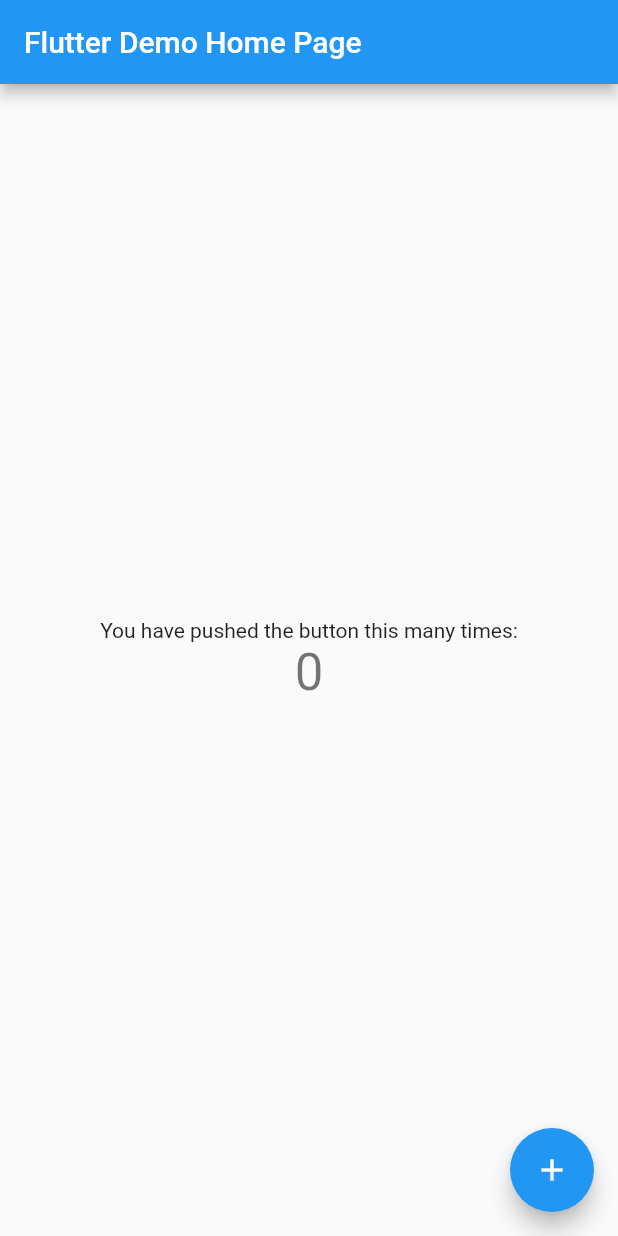
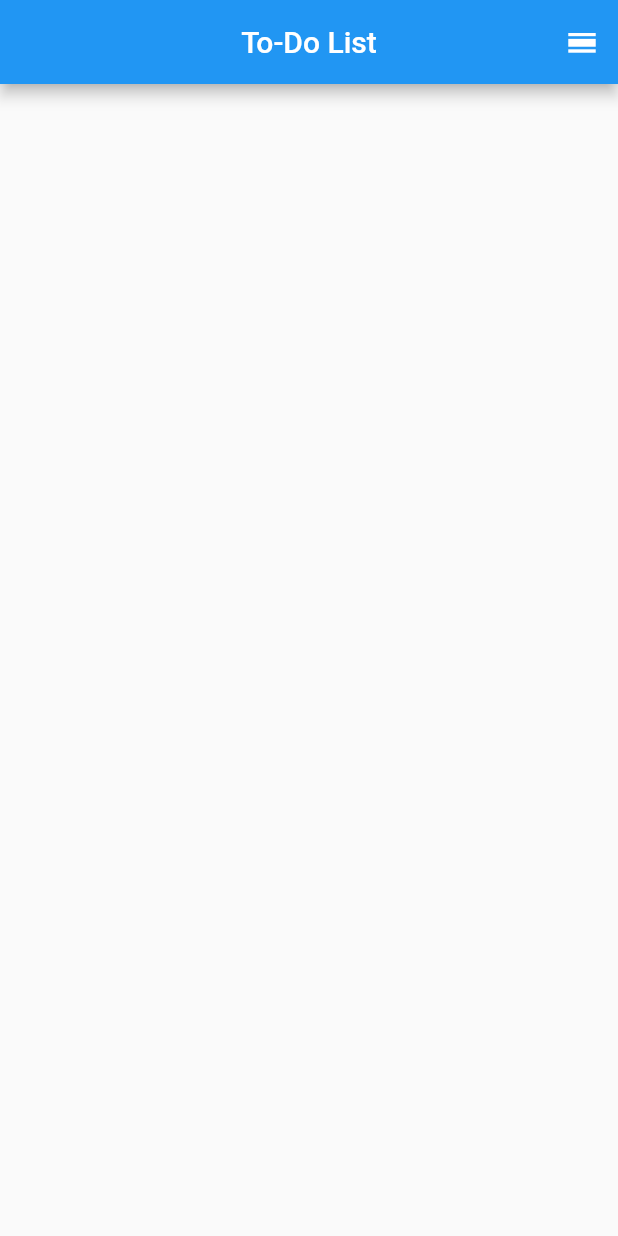
Before and after one commit to kingkardev01/mytodo_app, a Flutter app: the screen it shows after launch, on a phone screen of 412 x 824 dp. Run offline on Flutter 3.47's test engine with Material 2 defaults, Android fonts, the phone set to English and light mode, and no system bars.

Commit message:
home screen add

```diff
--- a/lib/main.dart
+++ b/lib/main.dart
@@ -1,89 +1,16 @@
 import 'package:flutter/material.dart';
+import 'package:mytodo_app/screens/home_screen.dart';
 
-void main() {
-  runApp(const MyApp());
+void main(){
+  runApp(MyApp());
 }
-
 class MyApp extends StatelessWidget {
   const MyApp({Key? key}) : super(key: key);
 
-  // This widget is the root of your application.
   @override
   Widget build(BuildContext context) {
     return MaterialApp(
-      title: 'Flutter Demo',
-      theme: ThemeData(
-
-        primarySwatch: Colors.blue,
-      ),
-      home: const MyHomePage(title: 'Flutter Demo Home Page'),
+      home: HomeScreen(),
     );
   }
 }
-
-class MyHomePage extends StatefulWidget {
-  const MyHomePage({Key? key, required this.title}) : super(key: key);
-
-  final String title;
-
-  @override
-  State<MyHomePage> createState() => _MyHomePageState();
-}
-
-class _MyHomePageState extends State<MyHomePage> {
-  int _counter = 0;
-
-  void _incrementCounter() {
-    setState(() {
-
-      _counter++;
-    });
-  }
-
-  @override
-  Widget build(BuildContext context) {
-
-    return Scaffold(
-      appBar: AppBar(
-        // Here we take the value from the MyHomePage object that was created by
-        // the App.build method, and use it to set our appbar title.
-        title: Text(widget.title),
-      ),
-      body: Center(
-        // Center is a layout widget. It takes a single child and positions it
-        // in the middle of the parent.
-        child: Column(
-          // Column is also a layout widget. It takes a list of children and
-          // arranges them vertically. By default, it sizes itself to fit its
-          // children horizontally, and tries to be as tall as its parent.
-          //
-          // Invoke "debug painting" (press "p" in the console, choose the
-          // "Toggle Debug Paint" action from the Flutter Inspector in Android
-          // Studio, or the "Toggle Debug Paint" command in Visual Studio Code)
-          // to see the wireframe for each widget.
-          //
-          // Column has various properties to control how it sizes itself and
-          // how it positions its children. Here we use mainAxisAlignment to
-          // center the children vertically; the main axis here is the vertical
-          // axis because Columns are vertical (the cross axis would be
-          // horizontal).
-          mainAxisAlignment: MainAxisAlignment.center,
-          children: <Widget>[
-            const Text(
-              'You have pushed the button this many times:',
-            ),
-            Text(
-              '$_counter',
-              style: Theme.of(context).textTheme.headline4,
-            ),
-          ],
-        ),
-      ),
-      floatingActionButton: FloatingActionButton(
-        onPressed: _incrementCounter,
-        tooltip: 'Increment',
-        child: const Icon(Icons.add),
-      ), // This trailing comma makes auto-formatting nicer for build methods.
-    );
-  }
-}
--- /dev/null
+++ b/lib/screens/home_screen.dart
@@ -0,0 +1,26 @@
+import 'package:flutter/material.dart';
+
+class HomeScreen extends StatefulWidget {
+  const HomeScreen({Key? key}) : super(key: key);
+
+  @override
+  State<HomeScreen> createState() => _HomeScreenState();
+}
+
+class _HomeScreenState extends State<HomeScreen> {
+  @override
+  Widget build(BuildContext context) {
+    return Scaffold(
+        appBar: AppBar(
+          centerTitle: true,
+          title: const Text("To-Do List"),
+          actions: [
+            IconButton(
+              onPressed: () {},
+              icon: const Icon(Icons.calendar_view_day),
+            ),
+          ],
+        )
+    );
+  }
+}
```
